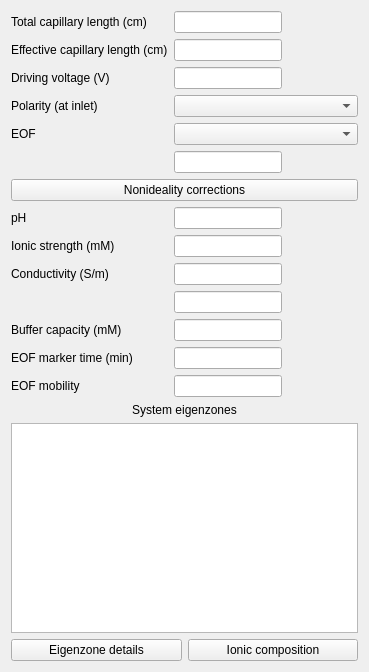
Old version of the form src/ui/maincontrolwidget.ui in the repository echmet/PeakMasterNG.
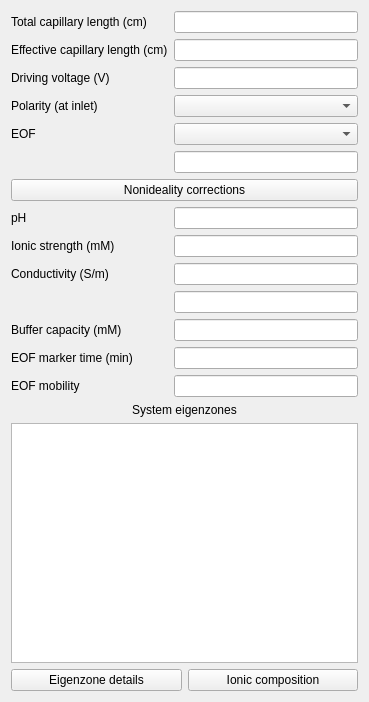
New version of the form. Custom widgets are drawn as their Qt base class.

Commit message: Make sure that the lineedits in MainControlWidget always scale up to the full available width

```diff
--- a/src/ui/maincontrolwidget.ui
+++ b/src/ui/maincontrolwidget.ui
@@ -7,7 +7,7 @@
     <x>0</x>
     <y>0</y>
     <width>369</width>
-    <height>672</height>
+    <height>702</height>
    </rect>
   </property>
   <property name="sizePolicy">
@@ -38,7 +38,7 @@
      <item row="0" column="1">
       <widget class="FloatingValueLineEdit" name="qle_totalLength">
        <property name="sizePolicy">
-        <sizepolicy hsizetype="Preferred" vsizetype="Fixed">
+        <sizepolicy hsizetype="MinimumExpanding" vsizetype="Fixed">
          <horstretch>0</horstretch>
          <verstretch>0</verstretch>
         </sizepolicy>
@@ -55,7 +55,7 @@
      <item row="1" column="1">
       <widget class="FloatingValueLineEdit" name="qle_detectorPosition">
        <property name="sizePolicy">
-        <sizepolicy hsizetype="Preferred" vsizetype="Fixed">
+        <sizepolicy hsizetype="MinimumExpanding" vsizetype="Fixed">
          <horstretch>0</horstretch>
          <verstretch>0</verstretch>
         </sizepolicy>
@@ -72,7 +72,7 @@
      <item row="2" column="1">
       <widget class="FloatingValueLineEdit" name="qle_drivingVoltage">
        <property name="sizePolicy">
-        <sizepolicy hsizetype="Preferred" vsizetype="Fixed">
+        <sizepolicy hsizetype="MinimumExpanding" vsizetype="Fixed">
          <horstretch>0</horstretch>
          <verstretch>0</verstretch>
         </sizepolicy>
@@ -123,7 +123,7 @@
      <item row="5" column="1">
       <widget class="FloatingValueLineEdit" name="qle_eofValue">
        <property name="sizePolicy">
-        <sizepolicy hsizetype="Preferred" vsizetype="Fixed">
+        <sizepolicy hsizetype="MinimumExpanding" vsizetype="Fixed">
          <horstretch>0</horstretch>
          <verstretch>0</verstretch>
         </sizepolicy>
@@ -153,7 +153,7 @@
      <item row="7" column="1">
       <widget class="FloatingValueLineEdit" name="qle_pH">
        <property name="sizePolicy">
-        <sizepolicy hsizetype="Preferred" vsizetype="Fixed">
+        <sizepolicy hsizetype="MinimumExpanding" vsizetype="Fixed">
          <horstretch>0</horstretch>
          <verstretch>0</verstretch>
         </sizepolicy>
@@ -173,7 +173,7 @@
      <item row="8" column="1">
       <widget class="FloatingValueLineEdit" name="qle_ionicStrength">
        <property name="sizePolicy">
-        <sizepolicy hsizetype="Preferred" vsizetype="Fixed">
+        <sizepolicy hsizetype="MinimumExpanding" vsizetype="Fixed">
          <horstretch>0</horstretch>
          <verstretch>0</verstretch>
         </sizepolicy>
@@ -193,7 +193,7 @@
      <item row="9" column="1">
       <widget class="FloatingValueLineEdit" name="qle_conductivity">
        <property name="sizePolicy">
-        <sizepolicy hsizetype="Preferred" vsizetype="Fixed">
+        <sizepolicy hsizetype="MinimumExpanding" vsizetype="Fixed">
          <horstretch>0</horstretch>
          <verstretch>0</verstretch>
         </sizepolicy>
@@ -213,7 +213,7 @@
      <item row="10" column="1">
       <widget class="FloatingValueLineEdit" name="qle_resistivity">
        <property name="sizePolicy">
-        <sizepolicy hsizetype="Preferred" vsizetype="Fixed">
+        <sizepolicy hsizetype="MinimumExpanding" vsizetype="Fixed">
          <horstretch>0</horstretch>
          <verstretch>0</verstretch>
         </sizepolicy>
@@ -233,7 +233,7 @@
      <item row="11" column="1">
       <widget class="FloatingValueLineEdit" name="qle_bufferCapacity">
        <property name="sizePolicy">
-        <sizepolicy hsizetype="Preferred" vsizetype="Fixed">
+        <sizepolicy hsizetype="MinimumExpanding" vsizetype="Fixed">
          <horstretch>0</horstretch>
          <verstretch>0</verstretch>
         </sizepolicy>
@@ -250,7 +250,7 @@
      <item row="12" column="1">
       <widget class="FloatingValueLineEdit" name="qle_eofMarkerTime">
        <property name="sizePolicy">
-        <sizepolicy hsizetype="Preferred" vsizetype="Fixed">
+        <sizepolicy hsizetype="MinimumExpanding" vsizetype="Fixed">
          <horstretch>0</horstretch>
          <verstretch>0</verstretch>
         </sizepolicy>
@@ -270,7 +270,7 @@
      <item row="13" column="1">
       <widget class="FloatingValueLineEdit" name="qle_eofMobility">
        <property name="sizePolicy">
-        <sizepolicy hsizetype="Preferred" vsizetype="Fixed">
+        <sizepolicy hsizetype="MinimumExpanding" vsizetype="Fixed">
          <horstretch>0</horstretch>
          <verstretch>0</verstretch>
         </sizepolicy>
```
